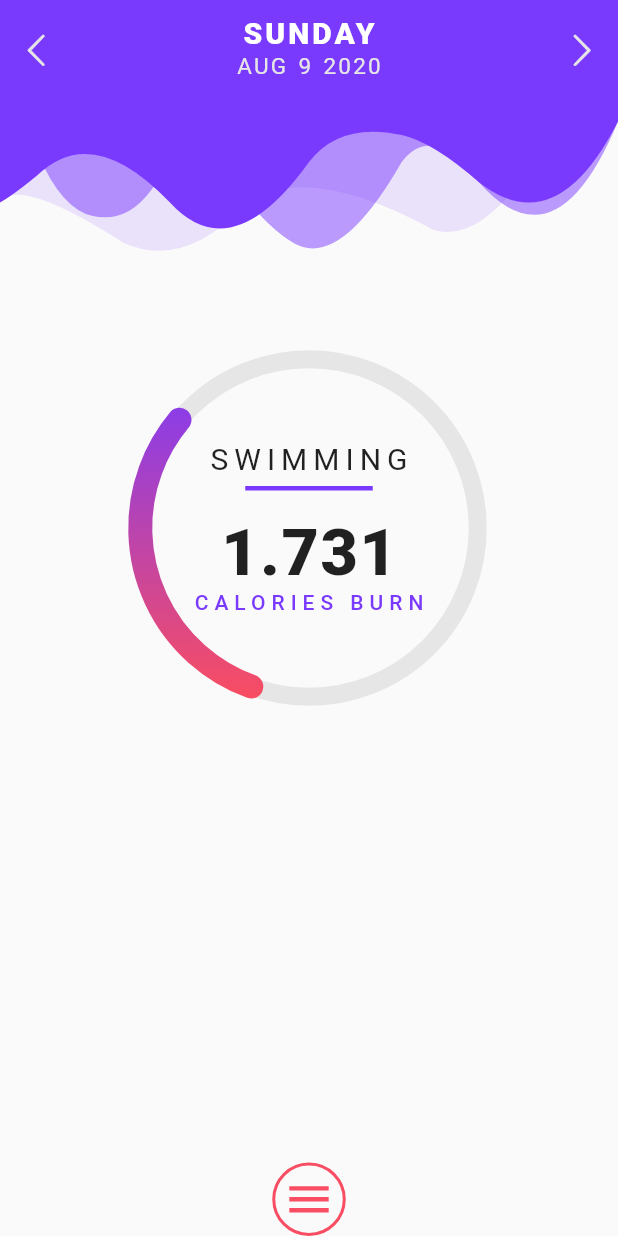
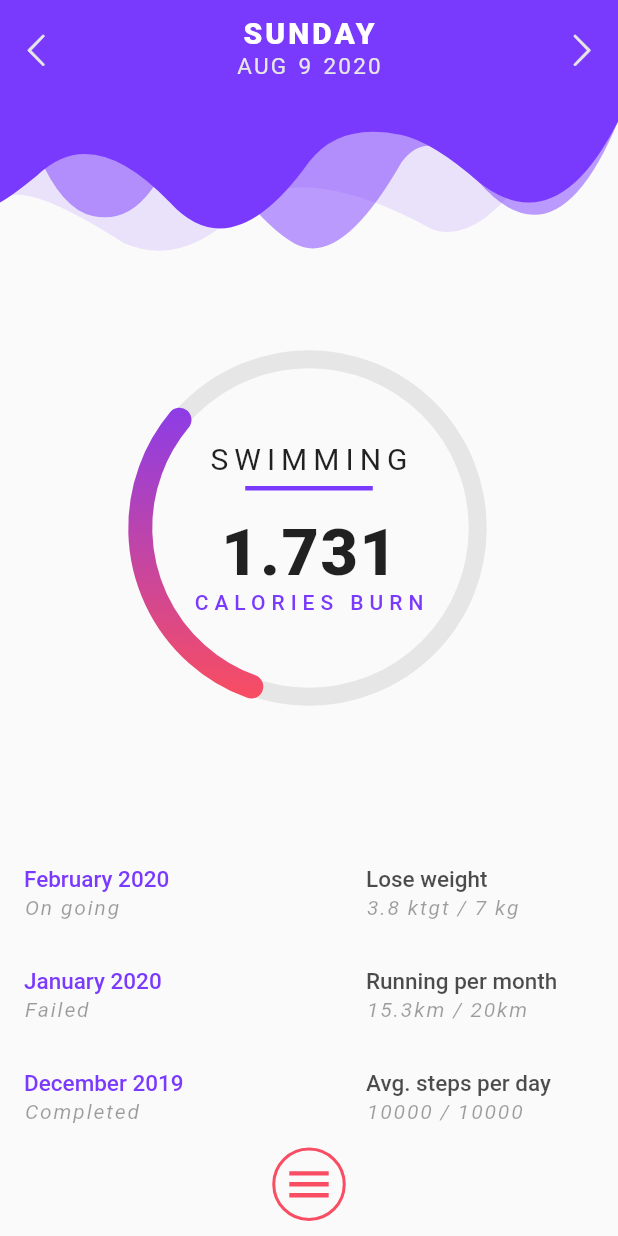
Before and after one commit to hauntarl/fitness-ui, a Flutter app: the screen it shows after launch, on a phone screen of 412 x 824 dp. Run offline on Flutter 3.47's test engine with Material 2 defaults, Android fonts, the phone set to English and light mode, and no system bars; our stand-ins replace rxdart.

Commit message:
home page complete

```diff
--- a/lib/pages/home_page.dart
+++ b/lib/pages/home_page.dart
@@ -1,3 +1,4 @@
+import 'package:fitness_ui/utils/colors.dart';
 import 'package:flutter/material.dart';
 
 import '../widgets/custom_appbar.dart';
@@ -16,12 +17,81 @@ class HomePage extends StatelessWidget {
           Container(
             height: 300,
             child: Column(
-              mainAxisAlignment: MainAxisAlignment.spaceBetween,
+              mainAxisAlignment: MainAxisAlignment.end,
               children: [
-                Container(),
+                _data,
                 AnimatedMenuButton(
                   onTap: () {},
                 ),
+                SizedBox(height: 10),
+              ],
+            ),
+          ),
+        ],
+      ),
+    );
+  }
+
+  Widget get _data {
+    return Container(
+      width: double.infinity,
+      child: Column(
+        children: [
+          _dataRow(
+            date: 'February 2020',
+            status: 'On going',
+            task: 'Lose weight',
+            progress: '3.8 ktgt / 7 kg',
+          ),
+          _dataRow(
+            date: 'January 2020',
+            status: 'Failed',
+            task: 'Running per month',
+            progress: '15.3km / 20km',
+          ),
+          _dataRow(
+            date: 'December 2019',
+            status: 'Completed',
+            task: 'Avg. steps per day',
+            progress: '10000 / 10000',
+          ),
+        ],
+      ),
+    );
+  }
+
+  Widget _dataRow({
+    String date,
+    String status,
+    String task,
+    String progress,
+  }) {
+    return Padding(
+      padding: EdgeInsets.all(16),
+      child: Row(
+        children: [
+          Expanded(
+            flex: 3,
+            child: Column(
+              crossAxisAlignment: CrossAxisAlignment.start,
+              children: [
+                Text(date, style: kHead),
+                SizedBox(height: 2),
+                Text(status, style: kSub),
+              ],
+            ),
+          ),
+          Expanded(
+            flex: 2,
+            child: Column(
+              crossAxisAlignment: CrossAxisAlignment.start,
+              children: [
+                Text(
+                  task,
+                  style: kHead.copyWith(color: Colors.black.withOpacity(0.7)),
+                ),
+                SizedBox(height: 2),
+                Text(progress, style: kSub),
               ],
             ),
           ),
@@ -30,3 +100,16 @@ class HomePage extends StatelessWidget {
     );
   }
 }
+
+const kHead = TextStyle(
+  color: ColorPalette.purple,
+  fontWeight: FontWeight.w500,
+  fontSize: 15,
+);
+
+const kSub = TextStyle(
+  color: Colors.black38,
+  fontStyle: FontStyle.italic,
+  fontSize: 14,
+  letterSpacing: 1.2,
+);
--- a/lib/widgets/animated_menu_button.dart
+++ b/lib/widgets/animated_menu_button.dart
@@ -38,9 +38,11 @@ class _AnimatedMenuButtonState extends State<AnimatedMenuButton>
       child: GestureDetector(
         onTap: () {
           widget.onTap();
-          setState(() => _controller.isCompleted
-              ? _controller.reverse()
-              : _controller.forward());
+          setState(() {
+            _controller.isCompleted
+                ? _controller.reverse()
+                : _controller.forward();
+          });
         },
         child: AnimatedIcon(
           size: 35,
```
